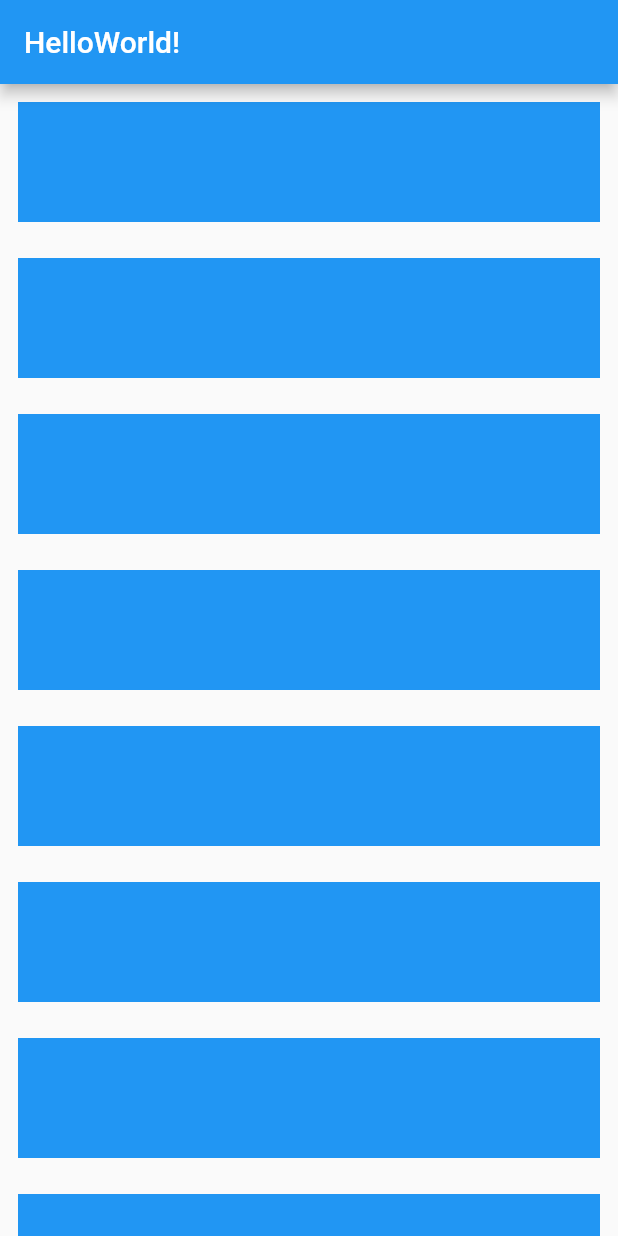
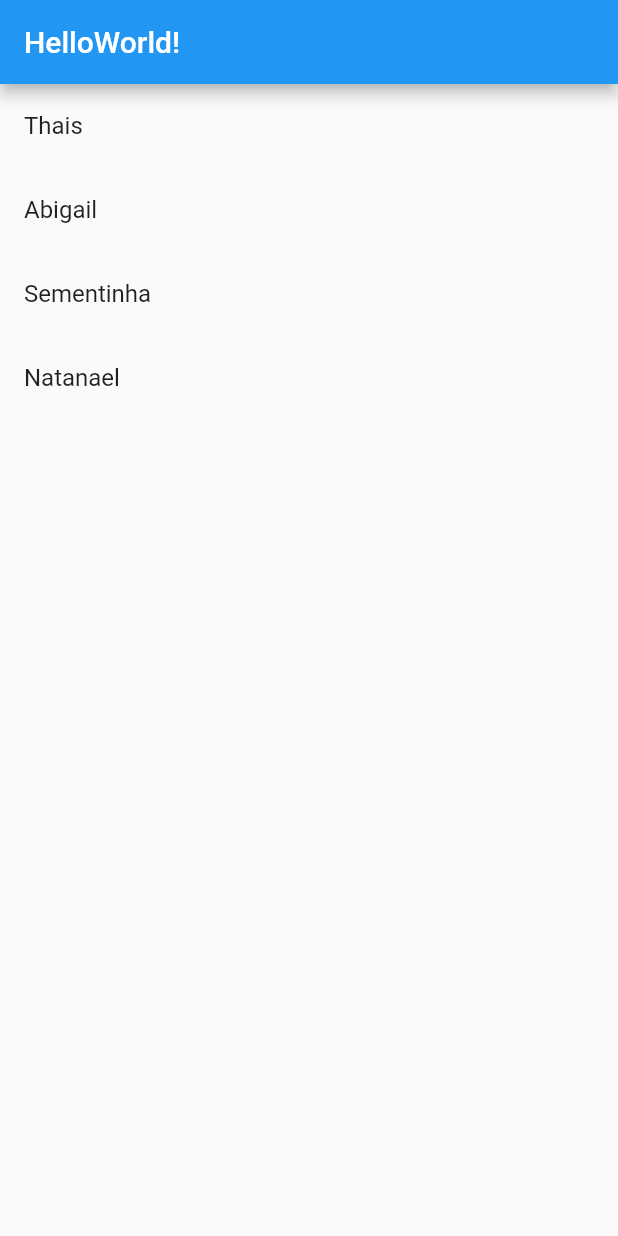
Before and after one commit to natanael-vieira/hello_world, a Flutter app: the screen it shows after launch, on a phone screen of 412 x 824 dp. Run offline on Flutter 3.47's test engine with Material 2 defaults, Android fonts, the phone set to English and light mode, and no system bars.

Commit message:
Update home_page.dart
Substituição do SingleChildScrollView e do Column por apenas o ListView.builder, nesse caso ele substitui os dois facilmente e cria uma lista do tamanho da array que foi criada e se ajusta com scroll em tela tranquilamente.

```diff
--- a/lib/home_page.dart
+++ b/lib/home_page.dart
@@ -39,29 +39,25 @@ class _HomePageState extends State<HomePage> {
 
   @override
   Widget build(BuildContext context) {
+    final names = ['Thais', 'Abigail', 'Sementinha', 'Natanael'];
     return Scaffold(
       appBar: AppBar(
-        title: Text('HelloWorld!'),
+        title: const Text('HelloWorld!'),
       ),
       body: SizedBox(
         width: double.infinity,
         height: double.infinity,
-        child: SingleChildScrollView(
-          child: Column(
-            mainAxisAlignment: MainAxisAlignment.spaceEvenly,
-            crossAxisAlignment: CrossAxisAlignment.center,
-            children: [
-              for (var i = 0; i < 10; i++)
-                Container(
-                  width: double.infinity,
-                  height: 80,
-                  margin: const EdgeInsets.all(12),
-                  color: Colors.blue,
-                ),
-            ],
+        child: ListView.builder(
+          itemCount: names.length,
+          itemBuilder: (context, index) {
+            final name = names[index];
+            return ListTile(
+              title: Text(name),
+            );
+          },
         ),
       ),
-      ),
+    );
     // body: Center(
     //   child: Text('Clique $counter'),
     // ),
@@ -74,6 +70,5 @@ class _HomePageState extends State<HomePage> {
 
     //   },
     // ),
-    );
   }
 }
```
Lines whose indentation alone changed are shown as unchanged.
